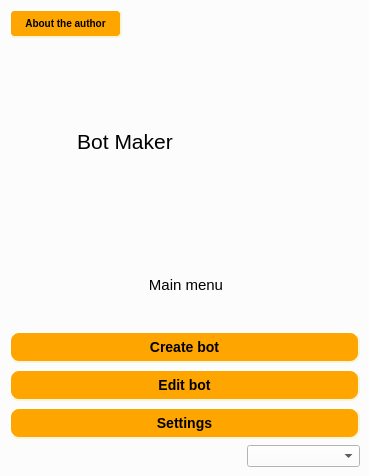
Old version of the form Bot/mainwindow.ui in the repository ultraxion2000/Bot_creator-1.
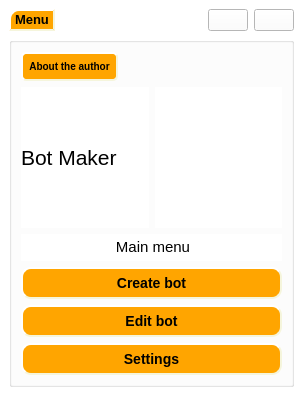
New version of the form. Icons and pictures are not drawn.

```diff
--- a/Bot/mainwindow.ui
+++ b/Bot/mainwindow.ui
@@ -6,19 +6,85 @@
    <rect>
     <x>0</x>
     <y>0</y>
-    <width>369</width>
-    <height>476</height>
+    <width>303</width>
+    <height>396</height>
    </rect>
   </property>
   <property name="windowTitle">
    <string>MainWindow</string>
   </property>
   <property name="styleSheet">
-   <string notr="true">background-color:rgb(252, 252, 252)</string>
+   <string notr="true">background-color:rgb(255, 255, 255)</string>
   </property>
   <widget class="QWidget" name="centralwidget">
    <layout class="QGridLayout" name="gridLayout_2">
     <item row="0" column="0">
+     <widget class="QLabel" name="label">
+      <property name="styleSheet">
+       <string notr="true">QLabel{
+    background-color: orange;
+    border-style: outset;
+    border-width: 2px;
+    border-top-left-radius: 10px;
+    border-color: beige;
+    font: bold 10px;
+    min-width: 10em;
+    padding: 1px;
+}</string>
+      </property>
+      <property name="text">
+       <string>&lt;html&gt;&lt;head/&gt;&lt;body&gt;&lt;p&gt;&lt;span style=&quot; font-size:10pt; font-weight:600;&quot;&gt;Menu&lt;/span&gt;&lt;/p&gt;&lt;/body&gt;&lt;/html&gt;</string>
+      </property>
+     </widget>
+    </item>
+    <item row="0" column="1">
+     <spacer name="horizontalSpacer">
+      <property name="orientation">
+       <enum>Qt::Horizontal</enum>
+      </property>
+      <property name="sizeHint" stdset="0">
+       <size>
+        <width>63</width>
+        <height>20</height>
+       </size>
+      </property>
+     </spacer>
+    </item>
+    <item row="0" column="2">
+     <layout class="QVBoxLayout" name="verticalLayout_2">
+      <item>
+       <widget class="QPushButton" name="pushButton">
+        <property name="styleSheet">
+         <string notr="true">border-image: url(:/resourec/img/iSW70U3I1.png.jpg) 0 0 0 0 ;</string>
+        </property>
+        <property name="text">
+         <string/>
+        </property>
+       </widget>
+      </item>
+     </layout>
+    </item>
+    <item row="0" column="3">
+     <layout class="QVBoxLayout" name="verticalLayout">
+      <item>
+       <widget class="QPushButton" name="pushButton_2">
+        <property name="styleSheet">
+         <string notr="true">border-image: url(:/resourec/img/8.png) 0 0 0 0 ;</string>
+        </property>
+        <property name="text">
+         <string/>
+        </property>
+       </widget>
+      </item>
+     </layout>
+    </item>
+    <item row="1" column="0" colspan="4">
+     <widget class="QGroupBox" name="groupBox">
+      <property name="title">
+       <string/>
+      </property>
+      <layout class="QGridLayout" name="gridLayout_3">
+       <item row="0" column="0" alignment="Qt::AlignLeft">
      <widget class="QPushButton" name="info">
       <property name="styleSheet">
        <string notr="true">QPushButton{
@@ -41,32 +107,30 @@
       </property>
      </widget>
     </item>
-    <item row="2" column="0" colspan="3">
+       <item row="1" column="0">
+        <layout class="QHBoxLayout" name="horizontalLayout">
+         <item>
+          <widget class="QLabel" name="label_3">
+           <property name="text">
+            <string>&lt;html&gt;&lt;head/&gt;&lt;body&gt;&lt;p&gt;&lt;span style=&quot; font-size:16pt;&quot;&gt;	Bot Maker&lt;/span&gt;&lt;/p&gt;&lt;/body&gt;&lt;/html&gt;</string>
+           </property>
+          </widget>
+         </item>
+         <item>
+          <widget class="QLabel" name="image">
+           <property name="text">
+            <string/>
+           </property>
+           <property name="pixmap">
+            <pixmap>img/character-16-563887.png</pixmap>
+           </property>
+          </widget>
+         </item>
+        </layout>
+       </item>
+       <item row="2" column="0">
      <layout class="QGridLayout" name="gridLayout">
-      <item row="1" column="0">
-       <widget class="QPushButton" name="CreateBotButton">
-        <property name="styleSheet">
-         <string notr="true">QPushButton{
-    background-color: orange;
-    border-style: outset;
-    border-width: 2px;
-    border-radius: 10px;
-    border-color: beige;
-    font: bold 14px;
-    min-width: 10em;
-    padding: 6px;
-}
-QPushButton:pressed {
-    background-color: rgb(255, 0, 0);
-    border-style: inset;
-}</string>
-        </property>
-        <property name="text">
-         <string>Create bot</string>
-        </property>
-       </widget>
-      </item>
-      <item row="4" column="0">
+         <item row="6" column="0">
        <widget class="QPushButton" name="SettingsButton">
         <property name="styleSheet">
          <string notr="true">QPushButton{
@@ -89,7 +153,7 @@
         </property>
        </widget>
       </item>
-      <item row="2" column="0">
+         <item row="4" column="0">
        <widget class="QPushButton" name="EditBot">
         <property name="styleSheet">
          <string notr="true">QPushButton{
@@ -112,7 +176,30 @@
         </property>
        </widget>
       </item>
-      <item row="0" column="0">
+         <item row="3" column="0">
+          <widget class="QPushButton" name="CreateBotButton">
+           <property name="styleSheet">
+            <string notr="true">QPushButton{
+    background-color: orange;
+    border-style: outset;
+    border-width: 2px;
+    border-radius: 10px;
+    border-color: beige;
+    font: bold 14px;
+    min-width: 10em;
+    padding: 6px;
+}
+QPushButton:pressed {
+    background-color: rgb(255, 0, 0);
+    border-style: inset;
+}</string>
+           </property>
+           <property name="text">
+            <string>Create bot</string>
+           </property>
+          </widget>
+         </item>
+         <item row="1" column="0">
        <widget class="QLabel" name="label_2">
         <property name="tabletTracking">
          <bool>false</bool>
@@ -139,40 +226,7 @@
       </item>
      </layout>
     </item>
-    <item row="3" column="0" colspan="2">
-     <spacer name="horizontalSpacer">
-      <property name="orientation">
-       <enum>Qt::Horizontal</enum>
-      </property>
-      <property name="sizeHint" stdset="0">
-       <size>
-        <width>231</width>
-        <height>20</height>
-       </size>
-      </property>
-     </spacer>
-    </item>
-    <item row="3" column="2">
-     <widget class="QComboBox" name="comboBox"/>
-    </item>
-    <item row="1" column="2">
-     <widget class="QLabel" name="label_3">
-      <property name="text">
-       <string/>
-      </property>
-      <property name="pixmap">
-       <pixmap>../../../Users/Александр/Desktop/356_2345.png</pixmap>
-      </property>
-     </widget>
-    </item>
-    <item row="1" column="0" colspan="2">
-     <widget class="QLabel" name="label">
-      <property name="styleSheet">
-       <string notr="true"/>
-      </property>
-      <property name="text">
-       <string>&lt;html&gt;&lt;head/&gt;&lt;body&gt;&lt;p align=&quot;center&quot;&gt;&lt;span style=&quot; font-size:16pt;&quot;&gt;Bot Maker&lt;/span&gt;&lt;/p&gt;&lt;/body&gt;&lt;/html&gt;</string>
-      </property>
+      </layout>
      </widget>
     </item>
    </layout>
```
Lines whose indentation alone changed are shown as unchanged.
